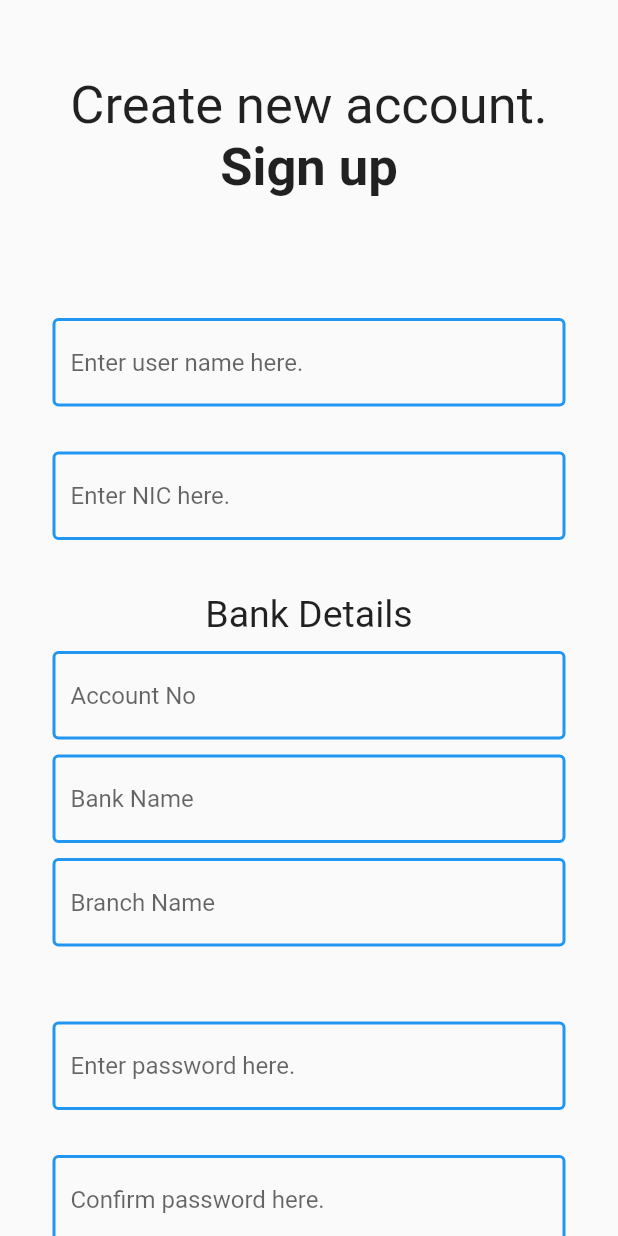
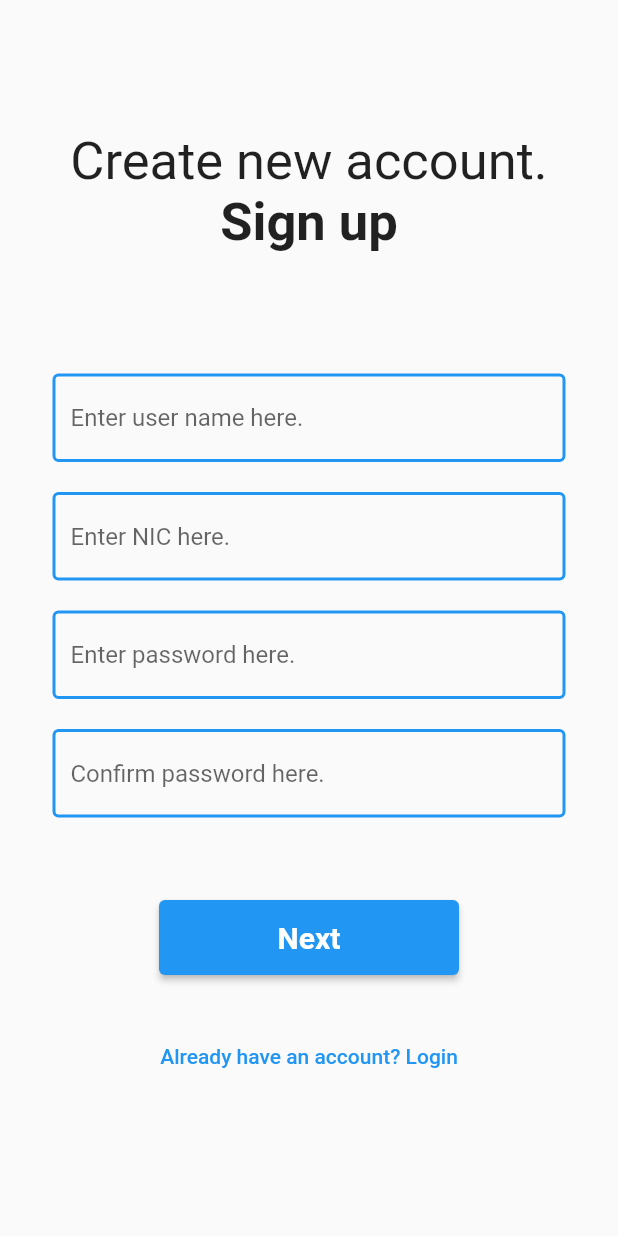
Before and after one commit to Zen-99/I-want, a Flutter app: the SellerSignup screen opened directly, on a phone screen of 412 x 824 dp. Run offline on Flutter 3.47's test engine with Material 2 defaults, Android fonts, the phone set to English and light mode, and no system bars; our stand-ins replace carousel_slider, cloud_firestore, dropdown_button2, firebase_auth, firebase_core, flutter_profile_picture and 2 more; missing offline and left inert: comment_box, flutter_timer_countdown; accounts and stored records are empty.

Commit message:
seller signup ui changed

```diff
--- a/lib/screens/seller/auth/sellerSignup.dart
+++ b/lib/screens/seller/auth/sellerSignup.dart
@@ -1,6 +1,7 @@
 import 'package:flutter/material.dart';
 import 'package:flutter/src/widgets/container.dart';
 import 'package:flutter/src/widgets/framework.dart';
+import 'package:i_want/screens/seller/auth/sellerBankDetails.dart';
 
 class SellerSignup extends StatefulWidget {
   const SellerSignup({super.key});
@@ -16,7 +17,8 @@ class _SellerSignupState extends State<SellerSignup> {
 
     return Scaffold(
           body: Center(
-            child:SingleChildScrollView(
+            child:Container(
+              height:750,
               // color: Colors.amber,
               child: Column(
                 children: [
@@ -67,7 +69,7 @@ class _SellerSignupState extends State<SellerSignup> {
                             },
                           ),
                         ),
-                        SizedBox(height: 20),
+                        SizedBox(height: 10),
                         Container(
                           padding: EdgeInsets.fromLTRB(35,0,35,5),
                           child: TextFormField(
@@ -91,80 +93,7 @@ class _SellerSignupState extends State<SellerSignup> {
                             },
                           ),
                         ),
-                        SizedBox(height: 30),
-                        Container(child:Column(children: [
-                          Text("Bank Details",textAlign: TextAlign.left,style: TextStyle(fontSize: 25)),
-                          Container(
-                            padding: EdgeInsets.fromLTRB(35,10,35,5),
-                            child: TextFormField(
-                              decoration: InputDecoration(
-                                hintText: "Account No",
-                                focusColor: Colors.blueGrey,
-                                enabledBorder: OutlineInputBorder(
-                                  borderSide: BorderSide(
-                                      width: 2, color: Colors.blue), //<-- SEE HERE
-                                ),
-                                focusedBorder: OutlineInputBorder(
-                                  borderSide: BorderSide(
-                                    width: 3, color: Colors.blue), //<-- SEE HERE
-                                ),
-                              ),
-                              validator: (value) {
-                                if (value == null || value.isEmpty) {
-                                  return 'Empty';
-                                }
-                                return null;
-                              },
-                            ),
-                          ),
-                          Container(
-                            padding: EdgeInsets.fromLTRB(35,5,35,5),
-                            child: TextFormField(
-                                decoration: InputDecoration(
-                                  hintText: "Bank Name",
-                                  focusColor: Colors.blueGrey,
-                                  enabledBorder: OutlineInputBorder(
-                                    borderSide: BorderSide(
-                                        width: 2, color: Colors.blue), //<-- SEE HERE
-                                  ),
-                                  focusedBorder: OutlineInputBorder(
-                                    borderSide: BorderSide(
-                                      width: 3, color: Colors.blue), //<-- SEE HERE
-                                  ),
-                                ),
-                                validator: (value) {
-                                  if (value == null || value.isEmpty) {
-                                    return 'Empty';
-                                  }
-                                  return null;
-                                },
-                              ),
-                            ),
-                            Container(
-                              padding: EdgeInsets.fromLTRB(35,5,35,5),
-                              child:TextFormField(
-                              decoration: InputDecoration(
-                                hintText: "Branch Name",
-                                focusColor: Colors.blueGrey,
-                                enabledBorder: OutlineInputBorder(
-                                  borderSide: BorderSide(
-                                      width: 2, color: Colors.blue), //<-- SEE HERE
-                                ),
-                                focusedBorder: OutlineInputBorder(
-                                  borderSide: BorderSide(
-                                    width: 3, color: Colors.blue), //<-- SEE HERE
-                                ),
-                              ),
-                              validator: (value) {
-                                if (value == null || value.isEmpty) {
-                                  return 'Empty';
-                                }
-                                return null;
-                              },
-                            ),
-                          )
-                        ]),),
-                        SizedBox(height: 40),
+                        SizedBox(height: 10),
                         Container(
                           padding: EdgeInsets.fromLTRB(35,5,35,5),
                           child: TextFormField(
@@ -188,7 +117,7 @@ class _SellerSignupState extends State<SellerSignup> {
                             },
                           ),
                         ),
-                        SizedBox(height: 20),
+                        SizedBox(height: 10),
                         Container(
                           padding: EdgeInsets.fromLTRB(35,5,35,5),
                           child:TextFormField(
@@ -218,12 +147,12 @@ class _SellerSignupState extends State<SellerSignup> {
                           child:ElevatedButton(
 
                           onPressed: () {
-
+                            Navigator.push(context,MaterialPageRoute(builder: (context) => const sellerBankDetails()));
                           },
-                          child: const Text('Sign up',style: TextStyle(fontWeight: FontWeight.bold,fontSize: 20)),
+                          child: const Text('Next',style: TextStyle(fontWeight: FontWeight.bold,fontSize: 20)),
                         ),
                         ),
-                        SizedBox(height: 50),
+                        SizedBox(height: 30),
                         Container(
                           width: double.infinity,
                           child:TextButton(
@@ -233,7 +162,7 @@ class _SellerSignupState extends State<SellerSignup> {
                             child: const Text('Already have an account? Login'),
                           ),
                         ),
-                        SizedBox(height: 50),
+                        SizedBox(height: 30),
                       ],
                     )
                   )
```
Also changed, not shown: lib/screens/authentication/authenticatr.dart (+12 -1 lines), lib/screens/authentication/signup.dart (+11 -0 lines), lib/screens/seller/auth/sellerBankDetails.dart (added, +148 -0 lines).
